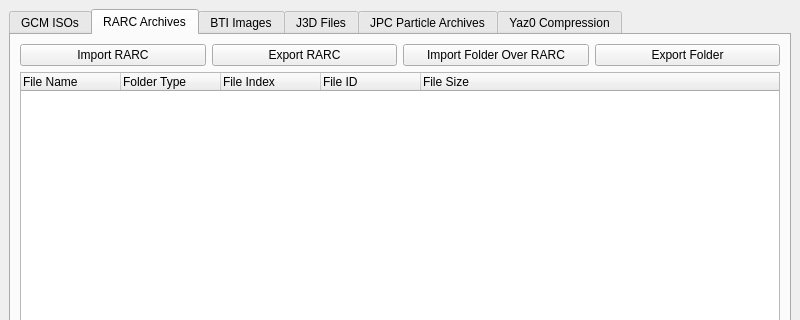
Above: gcft_ui/main.ui from LagoLunatic/GCFT before the change; both pictures show x 0 to 800 and y 0 to 320 of the 800 by 600 pixel window. Below: the same form after it.
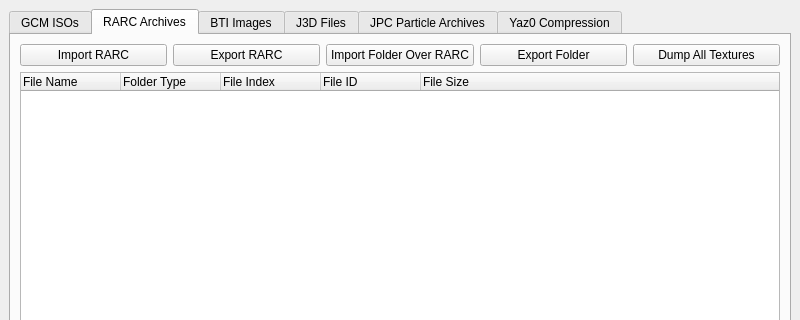
That is the form after the change. The open tabs and pages were chosen to show the change.

Commit message: Implement texture dumping for individual RARCs

The edit to the form file:
```diff
--- a/gcft_ui/main.ui
+++ b/gcft_ui/main.ui
@@ -115,6 +115,13 @@
             </property>
            </widget>
           </item>
+          <item>
+           <widget class="QPushButton" name="dump_all_rarc_textures">
+            <property name="text">
+             <string>Dump All Textures</string>
+            </property>
+           </widget>
+          </item>
          </layout>
         </item>
         <item>
```
The commit also changes 3 other files.
